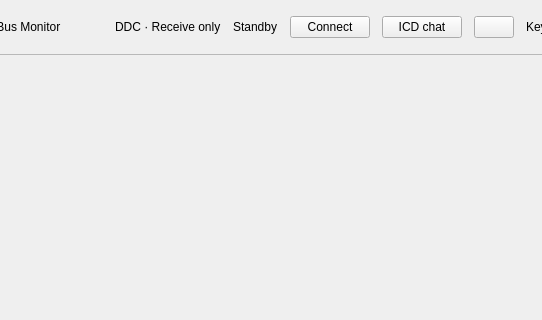
Qt form apps/desktop/forms/main_window.ui (techmigosglobal/DA-AeroTrace1553) before a commit; both pictures show x 245 to 787 and y 0 to 320 of the 1000 by 600 pixel window.
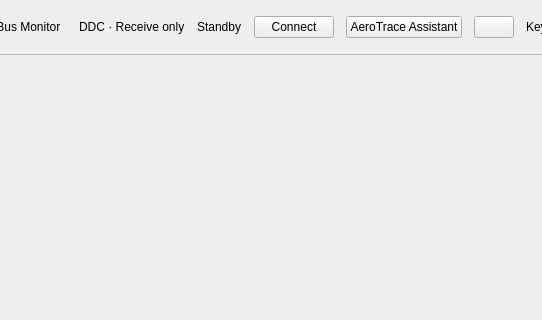
The same form after that commit.

Commit message: Update AeroTrace to the 0.7.0 bench candidate

What changed in the file:
```diff
--- a/apps/desktop/forms/main_window.ui
+++ b/apps/desktop/forms/main_window.ui
@@ -455,8 +455,8 @@
           </item>
           <item>
            <widget class="QPushButton" name="icdChatButton">
-            <property name="text"><string>ICD chat</string></property>
-            <property name="accessibleName"><string>Open ICD Assistant in a separate window</string></property>
+            <property name="text"><string>AeroTrace Assistant</string></property>
+            <property name="accessibleName"><string>Open AeroTrace Assistant in a separate window</string></property>
            </widget>
           </item>
           <item>
```
The commit also changes 138 other files.
